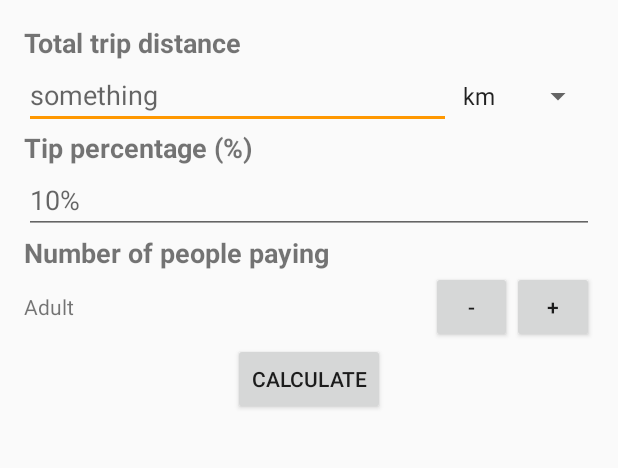
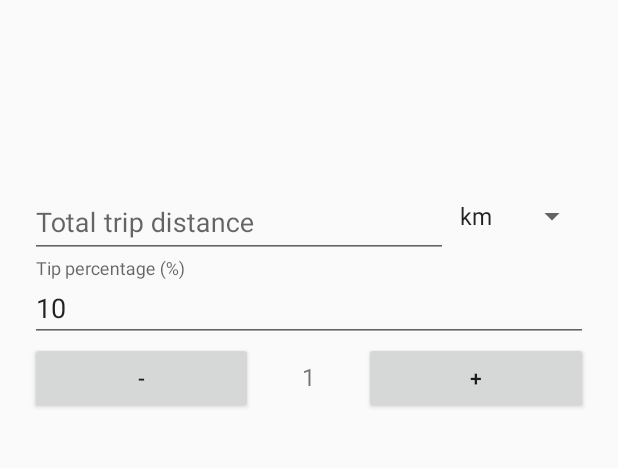
Before and after one commit to cqpham/SEG3125_Project, an Android app: the screen it shows after launch (MainActivity), on a phone screen of 412 x 824 dp, the part 84-552 px from its top. Run offline under Robolectric (Android 15) with nearby library versions, the phone set to English and light mode, and no system bars.

Commit message:
Added material design textfields and other components

```diff
--- a/app/build.gradle
+++ b/app/build.gradle
@@ -30,4 +30,9 @@ dependencies {
     testCompile 'junit:junit:4.12'
     compile 'com.android.support:preference-v7:25.1.1'
     compile 'com.android.support:preference-v14:25.1.1'
+    /*
+    changed from 25.1.1 for TextInputLayout and EditText for setting default text to work...
+    see : https://code.google.com/p/android/issues/detail?id=230171
+     */
+    compile 'com.android.support:design:25.0.1'
 }
--- a/app/src/main/java/com/cpham/lab1_android/MainActivity.java
+++ b/app/src/main/java/com/cpham/lab1_android/MainActivity.java
@@ -1,7 +1,7 @@
 package com.cpham.lab1_android;
 
 import android.content.Intent;
-import android.preference.PreferenceActivity;
+import android.support.design.widget.TextInputLayout;
 import android.support.v4.app.Fragment;
 import android.support.v4.app.FragmentManager;
 import android.support.v4.app.FragmentTransaction;
@@ -10,10 +10,19 @@ import android.os.Bundle;
 import android.support.v7.widget.Toolbar;
 import android.view.Menu;
 import android.view.MenuItem;
+import android.view.View;
+import android.view.WindowManager;
+import android.widget.ArrayAdapter;
+import android.widget.EditText;
+import android.widget.Spinner;
+
+import org.w3c.dom.Text;
 
 public class MainActivity extends AppCompatActivity {
 
     private Toolbar mainToolbar;
+    private TextInputLayout inputLayoutTipPercent, inputLayoutTotalDistance;
+    private EditText inputTipPercent, inputTotalDistance;
 
     @Override
     protected void onCreate(Bundle savedInstanceState) {
@@ -24,6 +33,11 @@ public class MainActivity extends AppCompatActivity {
         mainToolbar = (Toolbar) findViewById(R.id.toolbar);
         setSupportActionBar(mainToolbar);
         //getSupportActionBar().setDisplayHomeAsUpEnabled(true);
+
+        inputLayoutTipPercent = (TextInputLayout) findViewById(R.id.input_layout_tipPercent);
+        inputLayoutTotalDistance = (TextInputLayout) findViewById(R.id.input_layout_totalDistance);
+        inputTipPercent = (EditText) findViewById(R.id.input_tipPercent);
+        inputTotalDistance = (EditText) findViewById(R.id.input_totalDistance);
 
         //display first fragment view on activity
         displayView(0);
--- a/app/src/main/res/layout/fragment_main.xml
+++ b/app/src/main/res/layout/fragment_main.xml
@@ -1,4 +1,5 @@
 <?xml version="1.0" encoding="utf-8"?>
+<!--
 <RelativeLayout xmlns:android="http://schemas.android.com/apk/res/android"
     xmlns:tools="http://schemas.android.com/tools"
     android:orientation="vertical" android:layout_width="match_parent"
@@ -10,17 +11,19 @@
         android:layout_height="match_parent"
         android:orientation="vertical"
         android:layout_margin="16dp">
-<!--        <ProgressBar
+&lt;!&ndash;        <ProgressBar
             style="?android:attr/progressBarStyleHorizontal"
             android:layout_width="match_parent"
             android:layout_height="wrap_content"
-            android:id="@+id/progressBar2" />-->
+            android:id="@+id/progressBar2" />&ndash;&gt;
+
         <TextView
             android:layout_width="match_parent"
             android:layout_height="wrap_content"
             android:text="@string/total_trip_distance"
-            android:textStyle="bold"
-            android:textSize="18sp"/>
+            android:paddingTop="16dp"
+            android:paddingBottom="8dp"
+            android:textSize="12sp"/>
         <LinearLayout
             android:layout_width="match_parent"
             android:layout_height="wrap_content"
@@ -30,7 +33,9 @@
                 android:layout_height="wrap_content"
                 android:layout_weight="3"
                 android:inputType="numberDecimal"
-                android:hint="something"/>
+                android:hint="something"
+                android:textSize="16sp"
+                android:paddingBottom="8dp" />
             <Spinner
                 android:layout_width="0dp"
                 android:layout_height="wrap_content"
@@ -86,4 +91,83 @@
             android:text="@string/calculate"
             android:id="@+id/calculate"/>
     </LinearLayout>
-</RelativeLayout>
+</RelativeLayout>-->
+<android.support.design.widget.CoordinatorLayout xmlns:android="http://schemas.android.com/apk/res/android"
+    xmlns:app="http://schemas.android.com/apk/res-auto"
+    android:layout_width="match_parent"
+    android:layout_height="match_parent">
+    <LinearLayout
+        android:layout_width="match_parent"
+        android:layout_height="match_parent"
+        android:layout_marginTop="?attr/actionBarSize"
+        android:orientation="vertical"
+        android:paddingLeft="20dp"
+        android:paddingRight="20dp"
+        android:paddingTop="60dp"
+        android:focusableInTouchMode="true">
+        <LinearLayout
+            android:layout_width="match_parent"
+            android:layout_height="wrap_content"
+            android:orientation="horizontal">
+            <android.support.design.widget.TextInputLayout
+                android:id="@+id/input_layout_totalDistance"
+                android:layout_width="0dp"
+                android:layout_weight="3"
+                android:layout_height="wrap_content">
+                <EditText
+                    android:id="@+id/input_totalDistance"
+                    android:layout_width="match_parent"
+                    android:layout_height="wrap_content"
+                    android:inputType="numberDecimal"
+                    android:hint="@string/total_trip_distance"/>
+            </android.support.design.widget.TextInputLayout>
+            <Spinner
+                android:layout_width="0dp"
+                android:layout_weight="1"
+                android:layout_height="match_parent"
+                android:id="@+id/distance_measure_spinner"
+                android:entries="@array/distance_measure_array"/>
+        </LinearLayout>
+
+        <android.support.design.widget.TextInputLayout
+            android:id="@+id/input_layout_tipPercent"
+            android:layout_width="match_parent"
+            android:layout_height="wrap_content">
+
+            <EditText
+                android:id="@+id/input_tipPercent"
+                android:layout_width="match_parent"
+                android:layout_height="wrap_content"
+                android:inputType="numberDecimal"
+                android:hint="@string/tip_percent"
+                android:text="@string/default_tip"/>
+        </android.support.design.widget.TextInputLayout>
+
+        <LinearLayout
+            android:layout_width="match_parent"
+            android:layout_height="wrap_content"
+            android:orientation="horizontal">
+
+            <Button
+                android:layout_width="0dp"
+                android:layout_height="wrap_content"
+                android:layout_weight="2"
+                android:text="-"
+                android:id="@+id/subPayee"/>
+            <TextView
+                android:layout_width="0dp"
+                android:layout_weight="1"
+                android:layout_height="wrap_content"
+                android:gravity="center_horizontal"
+                android:textSize="16sp"
+                android:text="@string/num_people_paying_default"/>
+
+            <Button
+                android:layout_width="0dp"
+                android:layout_height="wrap_content"
+                android:layout_weight="2"
+                android:text="+"
+                android:id="@+id/addPayee"/>
+        </LinearLayout>
+    </LinearLayout>
+</android.support.design.widget.CoordinatorLayout>
--- a/app/src/main/res/values/strings.xml
+++ b/app/src/main/res/values/strings.xml
@@ -5,13 +5,14 @@
     <string name="tip_suggest">Tip Suggestion</string>
     <string name="total_trip_distance">Total trip distance</string>
     <string name="tip_percent">Tip percentage (%)</string>
-    <string name="default_tip">10%</string>
+    <string name="default_tip">10</string>
     <string-array name="distance_measure_array">
         <item>km</item>
         <item>mil</item>
     </string-array>
     <string name="num_people_paying">Number of people paying</string>
     <string name="calculate">Calculate</string>
+    <string name="num_people_paying_default">1</string>
 
 
     <string-array name="listArray">
```
